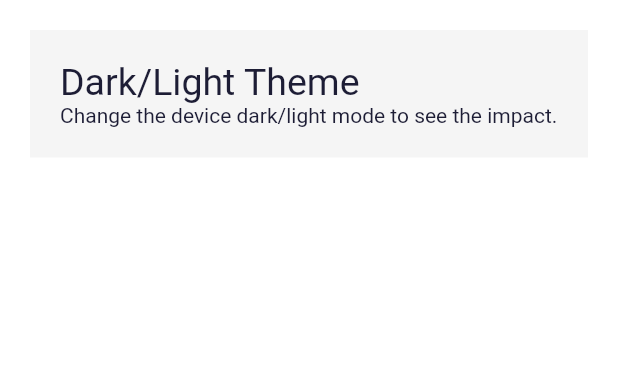
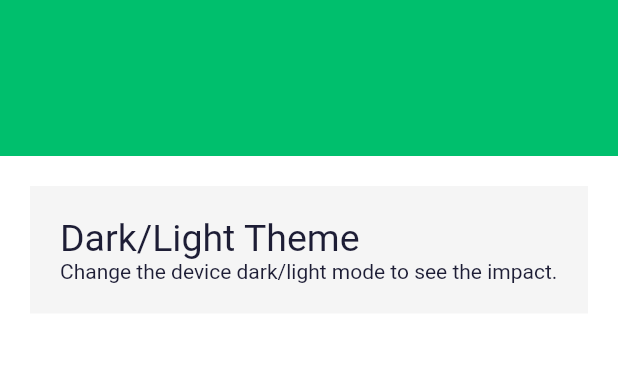
Before and after one commit to jitangupta/flutter-architecture, a Flutter app: the screen it shows after launch, on a phone screen of 412 x 824 dp, the part 84-456 px from its top. Run offline on Flutter 3.47's test engine with Material 2 defaults, Android fonts, the phone set to English and light mode, and no system bars.

Commit message:
changed appbar to sliver

```diff
--- a/lib/main.dart
+++ b/lib/main.dart
@@ -14,7 +14,7 @@ class MyApp extends StatelessWidget {
   Widget build(BuildContext context) {
     return MaterialApp(
       debugShowCheckedModeBanner: false,
-      title: 'JugaadHai',
+      title: 'Flutter Architecture',
       theme: lightThemeData(context),
       darkTheme: darkThemeData(context),
       home: const HomeScreen(),
--- a/lib/screens/home_screen.dart
+++ b/lib/screens/home_screen.dart
@@ -7,29 +7,30 @@ class HomeScreen extends StatelessWidget {
   @override
   Widget build(BuildContext context) {
     return Scaffold(
-      appBar: AppBar(
-        title: const Text('Flutter Architecture App'),
-      ),
-      body: ListView(
-        padding: const EdgeInsets.all(kDefaultPadding),
-        children: [
-          // Dark / Light Theme
-          Container(
+        body: SafeArea(
+            child: CustomScrollView(slivers: [
+      const SliverAppBar(
+          backgroundColor: kPrimaryColor,
+          expandedHeight: 160.0,
+          pinned: false,
+          stretch: false,
+          title: Text('Flutter Architecture App')),
+      SliverToBoxAdapter(
+          child: Container(
+              margin: const EdgeInsets.all(kDefaultPadding),
               padding: const EdgeInsets.all(kDefaultPadding),
               decoration:
                   BoxDecoration(color: Theme.of(context).backgroundColor),
               child: Column(
                   crossAxisAlignment: CrossAxisAlignment.start,
-                  children: const [
+                  children: [
                     Text(
                       'Dark/Light Theme',
                       style: TextStyle(fontSize: 25),
                     ),
                     Text(
                         'Change the device dark/light mode to see the impact.'),
-                  ]))
-        ],
-      ),
-    );
+                  ]))),
+    ])));
   }
 }
```
